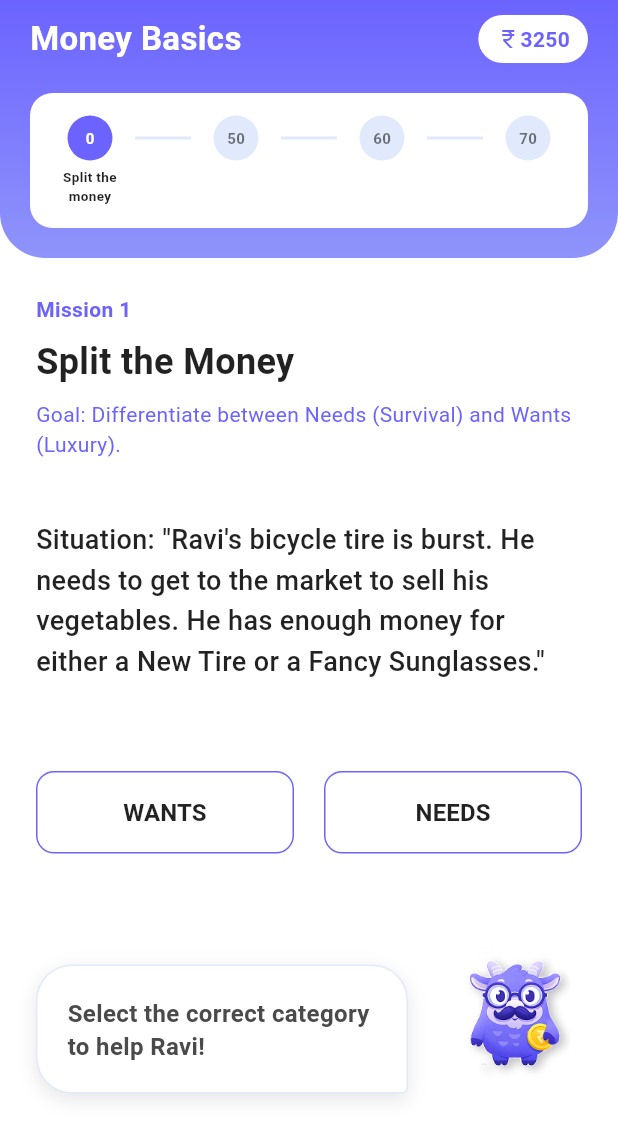
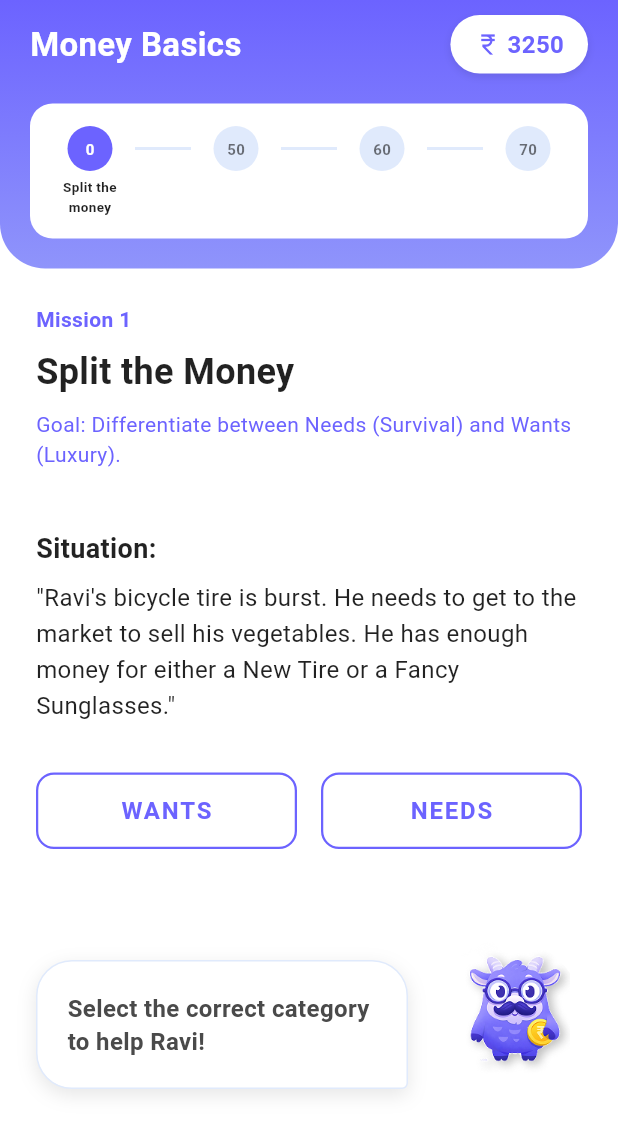
Before and after one commit to shreyaa0008/3_body_problem, a Flutter app: the MissionSplitMoneyScreen screen opened directly, on a phone screen of 412 x 824 dp. Shown: the top 1139 px of the screen. Run offline on Flutter 3.47's test engine with Material 3 defaults, Android fonts, the phone set to English and light mode, and no system bars; Roboto replaces fonts that are missing (Poppins).

Commit message:
UI changes and polish

```diff
--- a/lib/components/game_header.dart
+++ b/lib/components/game_header.dart
@@ -42,21 +42,29 @@ class GameHeader extends StatelessWidget {
                     ),
                   ),
                   Container(
-                    padding: EdgeInsets.symmetric(horizontal: 12, vertical: 6),
+                    padding: EdgeInsets.symmetric(horizontal: 16, vertical: 8),
                     decoration: BoxDecoration(
                       color: Colors.white,
-                      borderRadius: BorderRadius.circular(20),
+                      borderRadius: BorderRadius.circular(24),
+                      boxShadow: [
+                        BoxShadow(
+                          color: Colors.black.withValues(alpha: 0.1),
+                          blurRadius: 4,
+                          offset: Offset(0, 2),
+                        )
+                      ],
                     ),
                     child: Row(
                       mainAxisSize: MainAxisSize.min,
                       children: [
-                        Icon(Icons.currency_rupee, size: 16, color: Color(0xFF6C63FF)),
+                        Icon(Icons.currency_rupee, size: 18, color: Color(0xFF6C63FF)),
+                        SizedBox(width: 4),
                         Text(
                           "$coinBalance",
                           style: TextStyle(
                             color: Color(0xFF6C63FF),
                             fontWeight: FontWeight.bold,
-                            fontSize: 14,
+                            fontSize: 16,
                           ),
                         ),
                       ],
--- a/lib/screens/mission_split_money_screen.dart
+++ b/lib/screens/mission_split_money_screen.dart
@@ -109,15 +109,36 @@ class _MissionSplitMoneyScreenState extends State<MissionSplitMoneyScreen> {
 
                   if (_currentQuestionIndex < _questions.length) ...[
                     Text(
-                      "Situation: \"${question['situation']}\"",
-                      style: TextStyle(fontSize: 18, fontWeight: FontWeight.w500, color: Colors.black87, height: 1.5),
+                      "Situation:",
+                      style: TextStyle(fontSize: 18, fontWeight: FontWeight.bold, color: Colors.black87),
                     ),
-                    SizedBox(height: 60),
+                    SizedBox(height: 8),
+                    Text(
+                      "\"${question['situation']}\"",
+                      style: TextStyle(fontSize: 16, height: 1.5, color: Colors.black87),
+                    ),
+                    SizedBox(height: 32),
+
+                    // Options
                     Row(
                       children: [
-                        Expanded(child: _buildOptionButton("WANTS", false)),
-                        SizedBox(width: 20),
-                        Expanded(child: _buildOptionButton("NEEDS", true)),
+                        Expanded(
+                          child: _buildOptionButton(
+                            "WANTS",
+                             false, // isNeed = false
+                            Colors.white,
+                            Color(0xFF6C63FF),
+                          ),
+                        ),
+                        SizedBox(width: 16),
+                        Expanded(
+                          child: _buildOptionButton(
+                            "NEEDS",
+                             true, // isNeed = true
+                            Colors.white,
+                            Color(0xFF6C63FF),
+                          ),
+                        ),
                       ],
                     ),
                   ] else ...[
@@ -165,21 +186,20 @@ class _MissionSplitMoneyScreenState extends State<MissionSplitMoneyScreen> {
     );
   }
 
-  Widget _buildOptionButton(String label, bool isNeed) {
-    return OutlinedButton(
+  Widget _buildOptionButton(String text, bool isNeed, Color bgColor, Color textColor) {
+    return ElevatedButton(
       onPressed: () => _handleAnswer(isNeed),
-      style: OutlinedButton.styleFrom(
+      style: ElevatedButton.styleFrom(
+        backgroundColor: bgColor,
+        foregroundColor: textColor,
+        side: BorderSide(color: Color(0xFF6C63FF), width: 1.5),
         padding: EdgeInsets.symmetric(vertical: 16),
-        side: BorderSide(color: Color(0xFF6C63FF)),
         shape: RoundedRectangleBorder(borderRadius: BorderRadius.circular(12)),
+        elevation: 0,
       ),
       child: Text(
-        label,
-        style: TextStyle(
-          color: Colors.black87,
-          fontSize: 16,
-          fontWeight: FontWeight.bold,
-        ),
+        text,
+        style: TextStyle(fontSize: 16, fontWeight: FontWeight.bold, letterSpacing: 1.2),
       ),
     );
   }
```
Also changed, not shown: lib/screens/level_completion_screen.dart (added, +95 -0 lines), lib/screens/mission_change_runner_screen.dart (+18 -6 lines), lib/screens/mission_value_matcher_screen.dart (+16 -1 lines).
